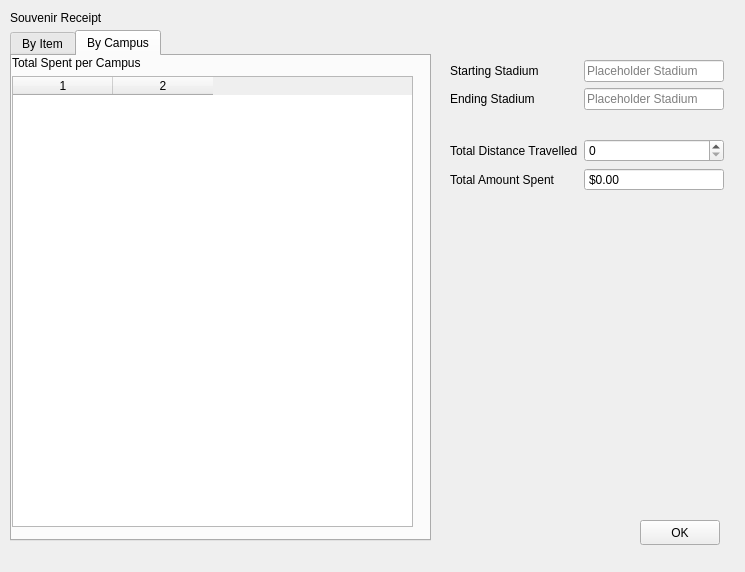
Old version of the form BaseballTour/tripplanner.ui in the repository ethanl21/BaseballTour.
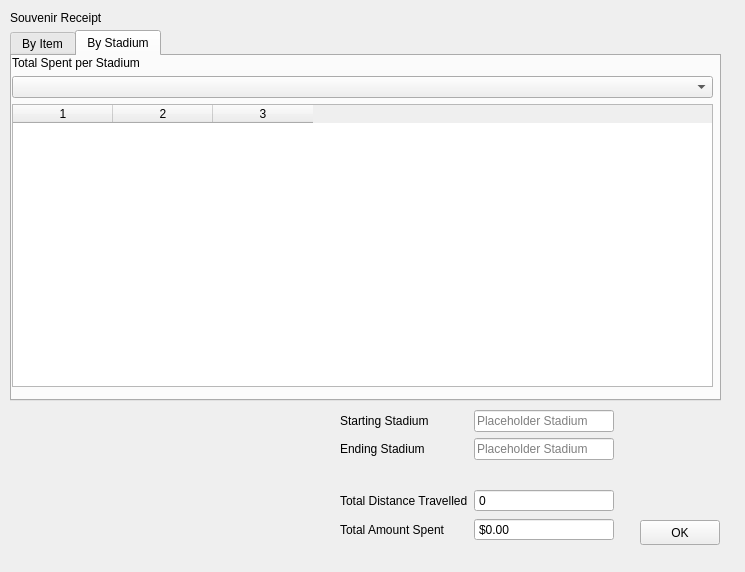
New version of the form. The open tabs and pages were chosen to show the change.

Diff of the .ui file:
```diff
--- a/BaseballTour/tripplanner.ui
+++ b/BaseballTour/tripplanner.ui
@@ -243,8 +243,8 @@
       <rect>
        <x>0</x>
        <y>20</y>
-       <width>421</width>
-       <height>511</height>
+       <width>711</width>
+       <height>371</height>
       </rect>
      </property>
      <property name="currentIndex">
@@ -287,32 +287,36 @@
      </widget>
      <widget class="QWidget" name="byCampusTab">
       <attribute name="title">
-       <string>By Campus</string>
+       <string>By Stadium</string>
       </attribute>
       <widget class="QWidget" name="verticalLayoutWidget_3">
        <property name="geometry">
         <rect>
          <x>0</x>
          <y>0</y>
-         <width>401</width>
-         <height>471</height>
+         <width>701</width>
+         <height>331</height>
         </rect>
        </property>
        <layout class="QVBoxLayout" name="verticalLayout_3">
         <item>
          <widget class="QLabel" name="label_13">
           <property name="text">
-           <string>Total Spent per Campus</string>
+           <string>Total Spent per Stadium</string>
           </property>
          </widget>
         </item>
+        <item>
+         <widget class="QComboBox" name="stadiumComboBox"/>
+        </item>
         <item>
          <widget class="QTableWidget" name="souvenirsPurchasedTableWidget_2">
           <property name="columnCount">
-           <number>2</number>
+           <number>3</number>
           </property>
           <column/>
           <column/>
+          <column/>
          </widget>
         </item>
        </layout>
@@ -322,8 +326,8 @@
     <widget class="QWidget" name="formLayoutWidget_2">
      <property name="geometry">
       <rect>
-       <x>440</x>
-       <y>50</y>
+       <x>330</x>
+       <y>400</y>
        <width>274</width>
        <height>131</height>
       </rect>
@@ -372,6 +376,9 @@
       </item>
       <item row="0" column="1">
        <widget class="QLineEdit" name="startLineEdit">
+        <property name="readOnly">
+         <bool>true</bool>
+        </property>
         <property name="placeholderText">
          <string>Placeholder Stadium</string>
         </property>
@@ -404,7 +411,14 @@
        </widget>
       </item>
       <item row="3" column="1">
-       <widget class="QSpinBox" name="distanceSpinBox"/>
+       <widget class="QSpinBox" name="distanceSpinBox">
+        <property name="readOnly">
+         <bool>true</bool>
+        </property>
+        <property name="buttonSymbols">
+         <enum>QAbstractSpinBox::NoButtons</enum>
+        </property>
+       </widget>
       </item>
      </layout>
     </widget>
```
Left out of the diff: 8 changed lines with no effect on the pictures.
